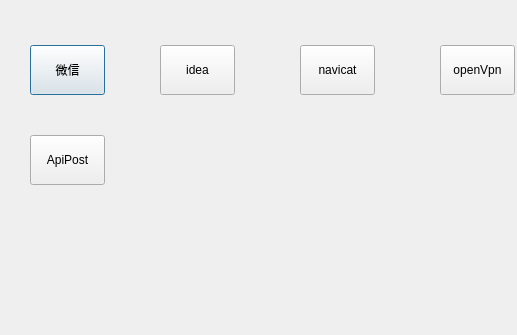
Above: easy_start_app/ui/window.ui from hy1997/PyProjects before the change; both pictures show x 0 to 517 and y 95 to 430 of the 829 by 430 pixel window. Below: the same form after it.
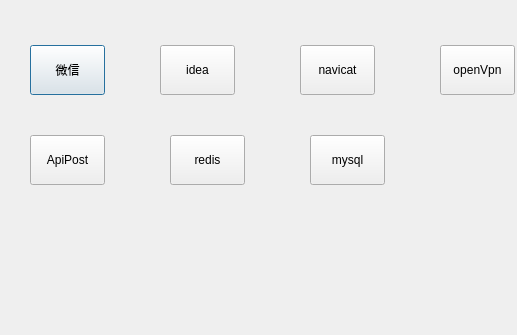
That is the form after the change.

```diff
--- a/easy_start_app/ui/window.ui
+++ b/easy_start_app/ui/window.ui
@@ -164,6 +164,50 @@
     <string>ApiPost</string>
    </property>
   </widget>
+  <widget class="QPushButton" name="redisBtn">
+   <property name="enabled">
+    <bool>true</bool>
+   </property>
+   <property name="geometry">
+    <rect>
+     <x>170</x>
+     <y>230</y>
+     <width>75</width>
+     <height>50</height>
+    </rect>
+   </property>
+   <property name="maximumSize">
+    <size>
+     <width>75</width>
+     <height>16777215</height>
+    </size>
+   </property>
+   <property name="text">
+    <string>redis</string>
+   </property>
+  </widget>
+  <widget class="QPushButton" name="mysqlBtn">
+   <property name="enabled">
+    <bool>true</bool>
+   </property>
+   <property name="geometry">
+    <rect>
+     <x>310</x>
+     <y>230</y>
+     <width>75</width>
+     <height>50</height>
+    </rect>
+   </property>
+   <property name="maximumSize">
+    <size>
+     <width>75</width>
+     <height>16777215</height>
+    </size>
+   </property>
+   <property name="text">
+    <string>mysql</string>
+   </property>
+  </widget>
  </widget>
   <connections>
   <connection>
```
Left out of the diff: 37 changed lines with no effect on the pictures.
